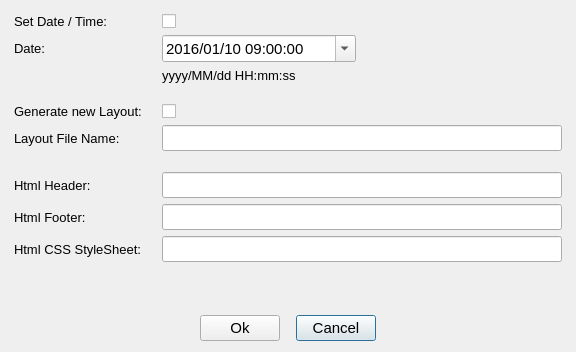
Before: the Qt Designer form forms/dialog_args.ui in copperspice/doxypressapp, drawn with Qt 5.
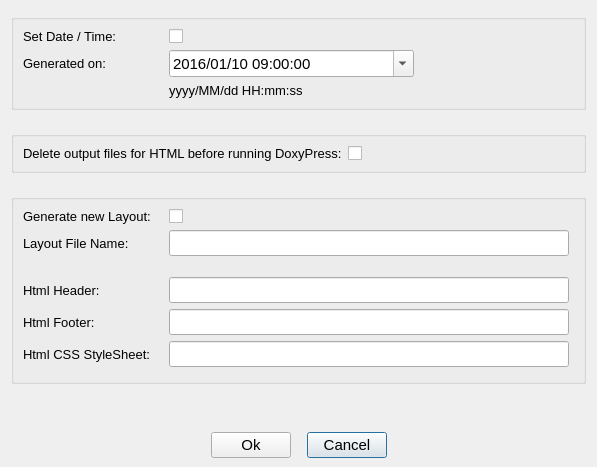
After: the same form once the commit is applied.

Commit message: Add another option to delete html output before processing, update version

What changed in the file:
```diff
--- a/forms/dialog_args.ui
+++ b/forms/dialog_args.ui
@@ -9,8 +9,8 @@
    <rect>
     <x>0</x>
     <y>0</y>
-    <width>576</width>
-    <height>352</height>
+    <width>587</width>
+    <height>467</height>
    </rect>
   </property>
   <property name="font">
@@ -24,82 +24,27 @@
   <property name="modal">
    <bool>false</bool>
   </property>
-  <layout class="QGridLayout" name="gridLayout">
-   <property name="leftMargin">
-    <number>14</number>
-   </property>
+  <layout class="QVBoxLayout" name="verticalLayout">
    <property name="topMargin">
     <number>14</number>
    </property>
-   <property name="rightMargin">
-    <number>14</number>
+   <property name="bottomMargin">
+    <number>9</number>
    </property>
-   <item row="11" column="0">
-    <widget class="QLabel" name="label_6">
-     <property name="font">
-      <font>
-       <pointsize>10</pointsize>
-      </font>
+   <item>
+    <widget class="QGroupBox" name="groupBox">
+     <property name="title">
+      <string/>
      </property>
-     <property name="text">
-      <string>Html Header:</string>
-     </property>
-    </widget>
-   </item>
-   <item row="9" column="2" colspan="2">
-    <widget class="QLineEdit" name="layout_fName">
-     <property name="minimumSize">
-      <size>
-       <width>400</width>
-       <height>0</height>
-      </size>
-     </property>
-     <property name="font">
-      <font>
-       <pointsize>11</pointsize>
-      </font>
-     </property>
-    </widget>
-   </item>
-   <item row="11" column="2" colspan="2">
-    <widget class="QLineEdit" name="html_header">
-     <property name="font">
-      <font>
-       <pointsize>11</pointsize>
-      </font>
-     </property>
-    </widget>
-   </item>
-   <item row="7" column="2">
-    <spacer name="verticalSpacer_1">
-     <property name="orientation">
-      <enum>Qt::Vertical</enum>
-     </property>
-     <property name="sizeType">
-      <enum>QSizePolicy::Fixed</enum>
-     </property>
-     <property name="sizeHint" stdset="0">
-      <size>
-       <width>20</width>
-       <height>15</height>
-      </size>
-     </property>
-    </spacer>
-   </item>
-   <item row="9" column="0">
-    <widget class="QLabel" name="label_4">
-     <property name="font">
-      <font>
-       <pointsize>10</pointsize>
-      </font>
-     </property>
-     <property name="text">
-      <string>Layout File Name:</string>
-     </property>
-    </widget>
-   </item>
-   <item row="1" column="0">
+     <layout class="QGridLayout" name="gridLayout">
+      <item row="0" column="0">
     <widget class="QLabel" name="label">
+        <property name="minimumSize">
+         <size>
+          <width>140</width>
+          <height>0</height>
+         </size>
+        </property>
      <property name="font">
       <font>
        <pointsize>10</pointsize>
@@ -110,7 +55,7 @@
      </property>
     </widget>
    </item>
-   <item row="1" column="2">
+      <item row="0" column="1">
     <widget class="QCheckBox" name="set_dateTime">
      <property name="font">
       <font>
@@ -122,39 +67,7 @@
      </property>
     </widget>
    </item>
-   <item row="15" column="0">
-    <spacer name="verticalSpacer_3">
-     <property name="orientation">
-      <enum>Qt::Vertical</enum>
-     </property>
-     <property name="sizeType">
-      <enum>QSizePolicy::Expanding</enum>
-     </property>
-     <property name="sizeHint" stdset="0">
-      <size>
-       <width>20</width>
-       <height>30</height>
-      </size>
-     </property>
-    </spacer>
-   </item>
-   <item row="10" column="2">
-    <spacer name="verticalSpacer_2">
-     <property name="orientation">
-      <enum>Qt::Vertical</enum>
-     </property>
-     <property name="sizeType">
-      <enum>QSizePolicy::Fixed</enum>
-     </property>
-     <property name="sizeHint" stdset="0">
-      <size>
-       <width>20</width>
-       <height>15</height>
-      </size>
-     </property>
-    </spacer>
-   </item>
-   <item row="2" column="0">
+      <item row="1" column="0">
     <widget class="QLabel" name="label_3">
      <property name="font">
       <font>
@@ -162,11 +75,11 @@
       </font>
      </property>
      <property name="text">
-      <string>Date:</string>
+         <string>Generated on:</string>
      </property>
     </widget>
    </item>
-   <item row="2" column="2">
+      <item row="1" column="1" colspan="2">
     <widget class="QDateTimeEdit" name="dateTime">
      <property name="font">
       <font>
@@ -202,7 +115,23 @@
      </property>
     </widget>
    </item>
-   <item row="6" column="2">
+      <item row="1" column="3">
+       <spacer name="horizontalSpacer_1">
+        <property name="orientation">
+         <enum>Qt::Horizontal</enum>
+        </property>
+        <property name="sizeType">
+         <enum>QSizePolicy::Fixed</enum>
+        </property>
+        <property name="sizeHint" stdset="0">
+         <size>
+          <width>160</width>
+          <height>17</height>
+         </size>
+        </property>
+       </spacer>
+      </item>
+      <item row="2" column="1" colspan="2">
     <widget class="QLabel" name="dateFormat">
      <property name="font">
       <font>
@@ -214,14 +143,85 @@
      </property>
     </widget>
    </item>
-   <item row="8" column="2">
-    <widget class="QCheckBox" name="generate_layout">
+     </layout>
+    </widget>
+   </item>
+   <item>
+    <spacer name="verticalSpacer_1">
+     <property name="orientation">
+      <enum>Qt::Vertical</enum>
+     </property>
+     <property name="sizeType">
+      <enum>QSizePolicy::Fixed</enum>
+     </property>
+     <property name="sizeHint" stdset="0">
+      <size>
+       <width>20</width>
+       <height>15</height>
+      </size>
+     </property>
+    </spacer>
+   </item>
+   <item>
+    <widget class="QGroupBox" name="groupBox_2">
+     <property name="title">
+      <string/>
+     </property>
+     <layout class="QGridLayout" name="gridLayout_3">
+      <item row="0" column="0">
+       <widget class="QLabel" name="label_8">
+        <property name="font">
+         <font>
+          <pointsize>10</pointsize>
+         </font>
+        </property>
      <property name="text">
+         <string>&lt;html&gt;&lt;head/&gt;&lt;body&gt;&lt;p&gt;Delete output files for HTML before running DoxyPress:&lt;/p&gt;&lt;/body&gt;&lt;/html&gt;</string>
+        </property>
+        <property name="textFormat">
+         <enum>Qt::RichText</enum>
+        </property>
+       </widget>
+      </item>
+      <item row="0" column="1">
+       <widget class="QCheckBox" name="deleteHtml">
+        <property name="text">
       <string/>
      </property>
     </widget>
    </item>
-   <item row="13" column="0">
+     </layout>
+    </widget>
+   </item>
+   <item>
+    <spacer name="verticalSpacer_2">
+     <property name="orientation">
+      <enum>Qt::Vertical</enum>
+     </property>
+     <property name="sizeType">
+      <enum>QSizePolicy::Fixed</enum>
+     </property>
+     <property name="sizeHint" stdset="0">
+      <size>
+       <width>20</width>
+       <height>15</height>
+      </size>
+     </property>
+    </spacer>
+   </item>
+   <item>
+    <widget class="QGroupBox" name="groupBox_3">
+     <property name="title">
+      <string/>
+     </property>
+     <layout class="QGridLayout" name="gridLayout_2">
+      <property name="rightMargin">
+       <number>14</number>
+      </property>
+      <property name="bottomMargin">
+       <number>14</number>
+      </property>
+      <item row="5" column="0">
     <widget class="QLabel" name="label_7">
      <property name="font">
       <font>
@@ -233,8 +233,85 @@
      </property>
     </widget>
    </item>
-   <item row="8" column="0">
+      <item row="2" column="1">
+       <spacer name="verticalSpacer">
+        <property name="orientation">
+         <enum>Qt::Vertical</enum>
+        </property>
+        <property name="sizeType">
+         <enum>QSizePolicy::Fixed</enum>
+        </property>
+        <property name="sizeHint" stdset="0">
+         <size>
+          <width>20</width>
+          <height>15</height>
+         </size>
+        </property>
+       </spacer>
+      </item>
+      <item row="6" column="0">
+       <widget class="QLabel" name="label_5">
+        <property name="font">
+         <font>
+          <pointsize>10</pointsize>
+         </font>
+        </property>
+        <property name="text">
+         <string>Html CSS StyleSheet:</string>
+        </property>
+       </widget>
+      </item>
+      <item row="3" column="1">
+       <widget class="QLineEdit" name="html_header">
+        <property name="font">
+         <font>
+          <pointsize>11</pointsize>
+         </font>
+        </property>
+       </widget>
+      </item>
+      <item row="1" column="1">
+       <widget class="QLineEdit" name="layout_fName">
+        <property name="minimumSize">
+         <size>
+          <width>400</width>
+          <height>0</height>
+         </size>
+        </property>
+        <property name="font">
+         <font>
+          <pointsize>11</pointsize>
+         </font>
+        </property>
+       </widget>
+      </item>
+      <item row="1" column="0">
+       <widget class="QLabel" name="label_4">
+        <property name="font">
+         <font>
+          <pointsize>10</pointsize>
+         </font>
+        </property>
+        <property name="text">
+         <string>Layout File Name:</string>
+        </property>
+       </widget>
+      </item>
+      <item row="0" column="1">
+       <widget class="QCheckBox" name="generate_layout">
+        <property name="text">
+         <string/>
+        </property>
+       </widget>
+      </item>
+      <item row="0" column="0">
     <widget class="QLabel" name="label_2">
+        <property name="minimumSize">
+         <size>
+          <width>140</width>
+          <height>0</height>
+         </size>
+        </property>
      <property name="font">
       <font>
        <pointsize>10</pointsize>
@@ -245,7 +322,50 @@
      </property>
     </widget>
    </item>
-   <item row="21" column="0" colspan="4">
+      <item row="6" column="1">
+       <widget class="QLineEdit" name="html_css"/>
+      </item>
+      <item row="3" column="0">
+       <widget class="QLabel" name="label_6">
+        <property name="font">
+         <font>
+          <pointsize>10</pointsize>
+         </font>
+        </property>
+        <property name="text">
+         <string>Html Header:</string>
+        </property>
+       </widget>
+      </item>
+      <item row="5" column="1">
+       <widget class="QLineEdit" name="html_footer">
+        <property name="font">
+         <font>
+          <pointsize>11</pointsize>
+         </font>
+        </property>
+       </widget>
+      </item>
+     </layout>
+    </widget>
+   </item>
+   <item>
+    <spacer name="verticalSpacer_3">
+     <property name="orientation">
+      <enum>Qt::Vertical</enum>
+     </property>
+     <property name="sizeType">
+      <enum>QSizePolicy::Expanding</enum>
+     </property>
+     <property name="sizeHint" stdset="0">
+      <size>
+       <width>20</width>
+       <height>30</height>
+      </size>
+     </property>
+    </spacer>
+   </item>
+   <item>
     <layout class="QHBoxLayout" name="horizontalLayout_3">
      <property name="spacing">
       <number>8</number>
@@ -311,46 +431,6 @@
      </item>
     </layout>
    </item>
-   <item row="14" column="0">
-    <widget class="QLabel" name="label_5">
-     <property name="font">
-      <font>
-       <pointsize>10</pointsize>
-      </font>
-     </property>
-     <property name="text">
-      <string>Html CSS StyleSheet:</string>
-     </property>
-    </widget>
-   </item>
-   <item row="2" column="3">
-    <spacer name="horizontalSpacer_1">
-     <property name="orientation">
-      <enum>Qt::Horizontal</enum>
-     </property>
-     <property name="sizeType">
-      <enum>QSizePolicy::Fixed</enum>
-     </property>
-     <property name="sizeHint" stdset="0">
-      <size>
-       <width>200</width>
-       <height>20</height>
-      </size>
-     </property>
-    </spacer>
-   </item>
-   <item row="13" column="2" colspan="2">
-    <widget class="QLineEdit" name="html_footer">
-     <property name="font">
-      <font>
-       <pointsize>11</pointsize>
-      </font>
-     </property>
-    </widget>
-   </item>
-   <item row="14" column="2" colspan="2">
-    <widget class="QLineEdit" name="html_css"/>
-   </item>
   </layout>
  </widget>
  <tabstops>
```
Left out of the diff: 2 changed lines with no effect on the pictures. Lines whose indentation alone changed are shown as unchanged. The commit also changes 9 other files.
